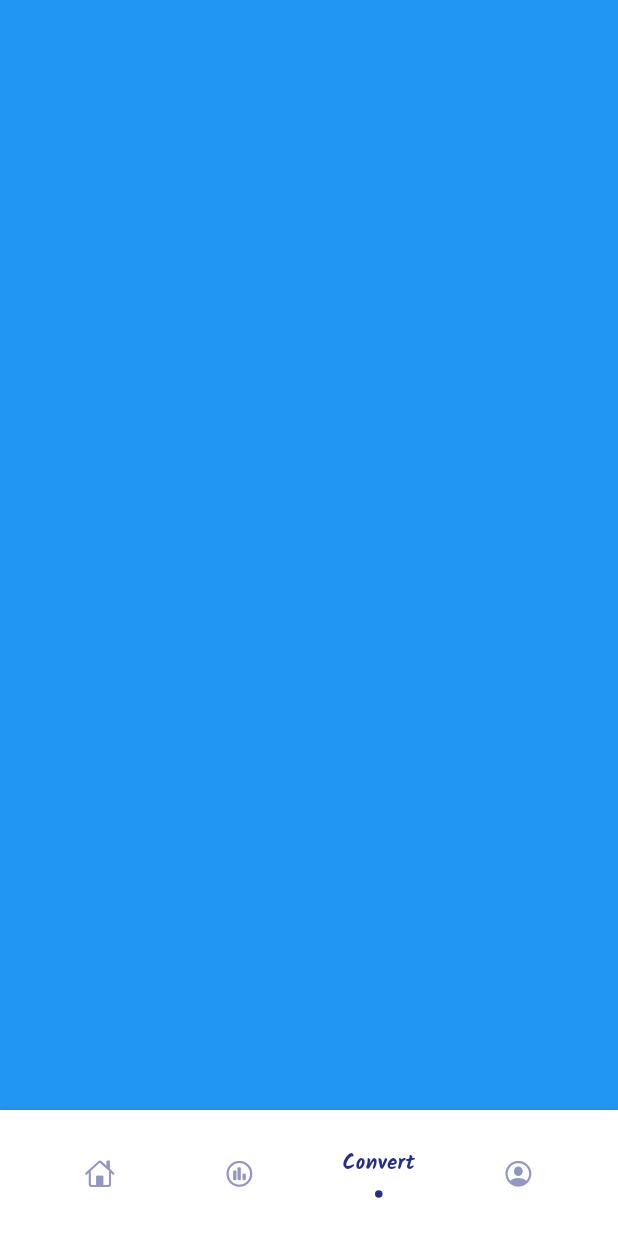
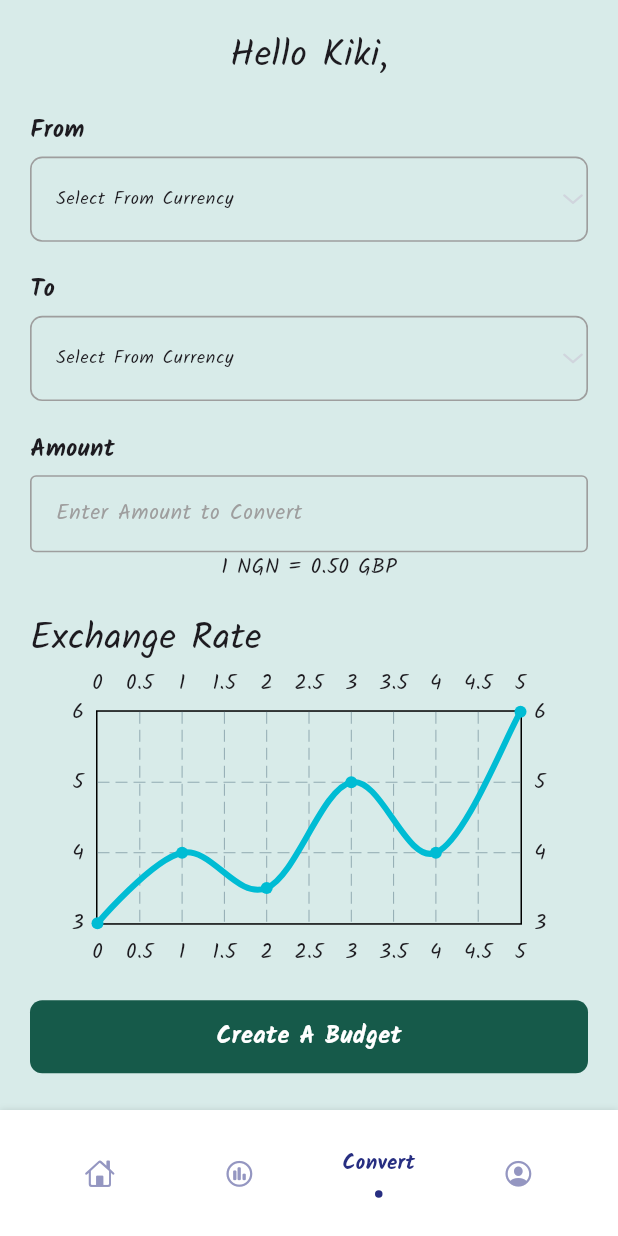
Before and after one commit to Kiki-Moren/Final_Year_Project, a Flutter app: the DashboardScreen screen opened by its route, item 3 of the bottom bar chosen, on a phone screen of 412 x 824 dp. Run offline on Flutter 3.47's test engine with Material 3 defaults, Android fonts, the phone set to English and light mode, and no system bars; drawn by our look-alikes of fl_chart, flashy_tab_bar2; our stand-ins replace cached_network_image, flutter_riverpod, flutter_screenutil, flutter_svg, flutter_switch, loading_animation_widget and 3 more; accounts and stored records are empty; network calls fail.

Commit message:
feat: converter screens done

```diff
--- /dev/null
+++ b/lib/features/dashboard/converter/converter.dart
@@ -0,0 +1,119 @@
+import 'package:final_year_project_kiki/widgets/drop_down_field.dart';
+import 'package:final_year_project_kiki/widgets/input_field.dart';
+import 'package:final_year_project_kiki/widgets/primary_button.dart';
+import 'package:fl_chart/fl_chart.dart';
+import 'package:flutter/material.dart';
+import 'package:flutter_screenutil/flutter_screenutil.dart';
+
+class CurrencyConverterTab extends StatefulWidget {
+  const CurrencyConverterTab({super.key});
+
+  @override
+  State<CurrencyConverterTab> createState() => _CurrencyConverterTabState();
+}
+
+class _CurrencyConverterTabState extends State<CurrencyConverterTab> {
+  @override
+  Widget build(BuildContext context) {
+    return Scaffold(body: _buildBody());
+  }
+
+  Widget _buildBody() {
+    return SafeArea(
+      child: Container(
+        padding: const EdgeInsets.all(20.0),
+        child: ListView(
+          children: [
+            Center(
+              child: Text(
+                "Hello Kiki,",
+                style: TextStyle(
+                  fontSize: 24.0.sp,
+                  fontWeight: FontWeight.w400,
+                ),
+              ),
+            ),
+            SizedBox(height: 20.0.h),
+            _buildForm(),
+            SizedBox(height: 20.0.h),
+            _buildExchangeRate(),
+            SizedBox(height: 20.0.h),
+            PrimaryButton(
+              onPressed: () {},
+              buttonText: 'Create A Budget',
+            ),
+          ],
+        ),
+      ),
+    );
+  }
+
+  Widget _buildForm() {
+    return Column(
+      children: [
+        const DropDownField(
+          data: ["USD", "NGN", "GBP"],
+          hint: "Select From Currency",
+          label: "From",
+        ),
+        SizedBox(height: 20.0.h),
+        const DropDownField(
+          data: ["USD", "NGN", "GBP"],
+          hint: "Select From Currency",
+          label: "To",
+        ),
+        SizedBox(height: 20.0.h),
+        InputField(
+          controller: TextEditingController(),
+          hint: "Enter Amount to Convert",
+          validator: (String? name) => null,
+          label: "Amount",
+        ),
+        const Text("1 NGN = 0.50 GBP"),
+      ],
+    );
+  }
+
+  Widget _buildExchangeRate() {
+    return Column(
+      crossAxisAlignment: CrossAxisAlignment.start,
+      children: [
+        Text(
+          "Exchange Rate",
+          style: TextStyle(
+            fontSize: 24.0.sp,
+            fontWeight: FontWeight.w400,
+          ),
+        ),
+        _buildChart(),
+      ],
+    );
+  }
+
+  Widget _buildChart() {
+    return SizedBox(
+      width: double.infinity,
+      height: 200.h,
+      child: LineChart(
+        LineChartData(
+          lineBarsData: [
+            LineChartBarData(
+              spots: [
+                FlSpot(0, 3),
+                FlSpot(1, 4),
+                FlSpot(2, 3.5),
+                FlSpot(3, 5),
+                FlSpot(4, 4),
+                FlSpot(5, 6),
+              ],
+              isCurved: true,
+              barWidth: 4,
+              isStrokeCapRound: true,
+              belowBarData: BarAreaData(show: false),
+            ),
+          ],
+        ),
+      ),
+    );
+  }
+}
--- a/lib/features/dashboard/dashboard.dart
+++ b/lib/features/dashboard/dashboard.dart
@@ -1,4 +1,5 @@
 import 'package:final_year_project_kiki/features/dashboard/budgets/budgets.dart';
+import 'package:final_year_project_kiki/features/dashboard/converter/converter.dart';
 import 'package:flashy_tab_bar2/flashy_tab_bar2.dart';
 import 'package:flutter/cupertino.dart';
 import 'package:flutter/material.dart';
@@ -30,7 +31,7 @@ class _DashboardScreenState extends State<DashboardScreen> {
         : _selectedIndex == 1
             ? const BudgetTab()
             : _selectedIndex == 2
-                ? Container(color: Colors.blue)
+                ? const CurrencyConverterTab()
                 : const AccountTab();
   }
 
--- a/lib/features/dashboard/home/home.dart
+++ b/lib/features/dashboard/home/home.dart
@@ -84,7 +84,24 @@ class _HomeTabState extends State<HomeTab> {
       width: double.infinity,
       height: 200.h,
       child: LineChart(
-        LineChartData(),
+        LineChartData(
+          lineBarsData: [
+            LineChartBarData(
+              spots: [
+                FlSpot(0, 3),
+                FlSpot(1, 4),
+                FlSpot(2, 3.5),
+                FlSpot(3, 5),
+                FlSpot(4, 4),
+                FlSpot(5, 6),
+              ],
+              isCurved: true,
+              barWidth: 4,
+              isStrokeCapRound: true,
+              belowBarData: BarAreaData(show: false),
+            ),
+          ],
+        ),
       ),
     );
   }
```
